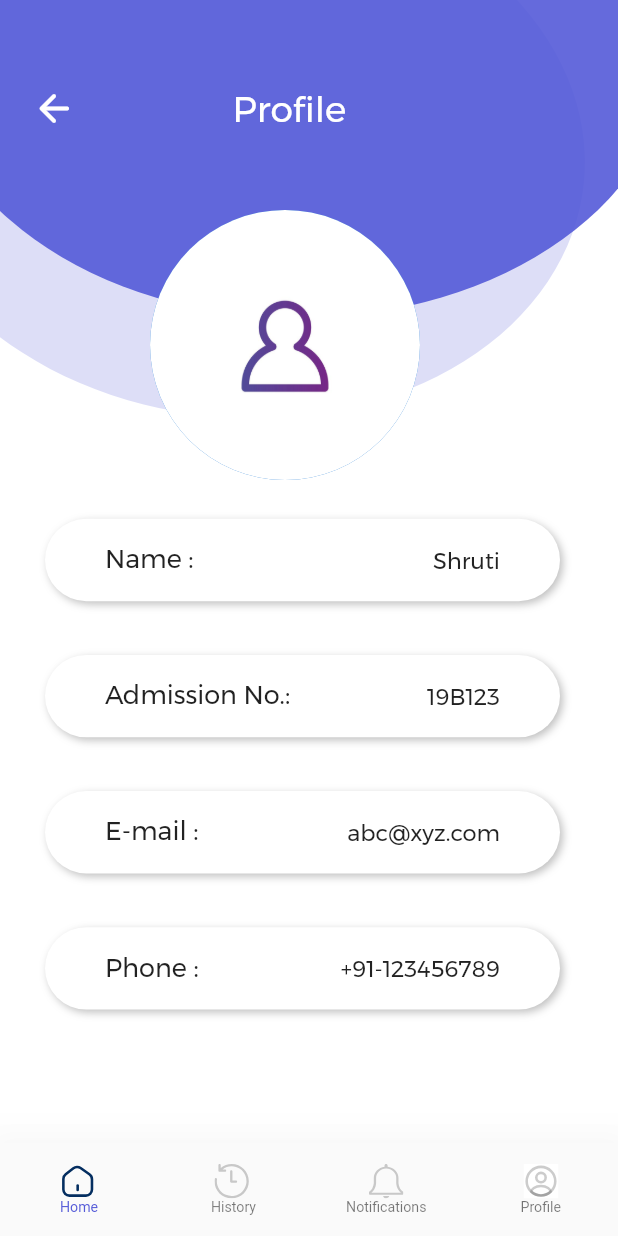
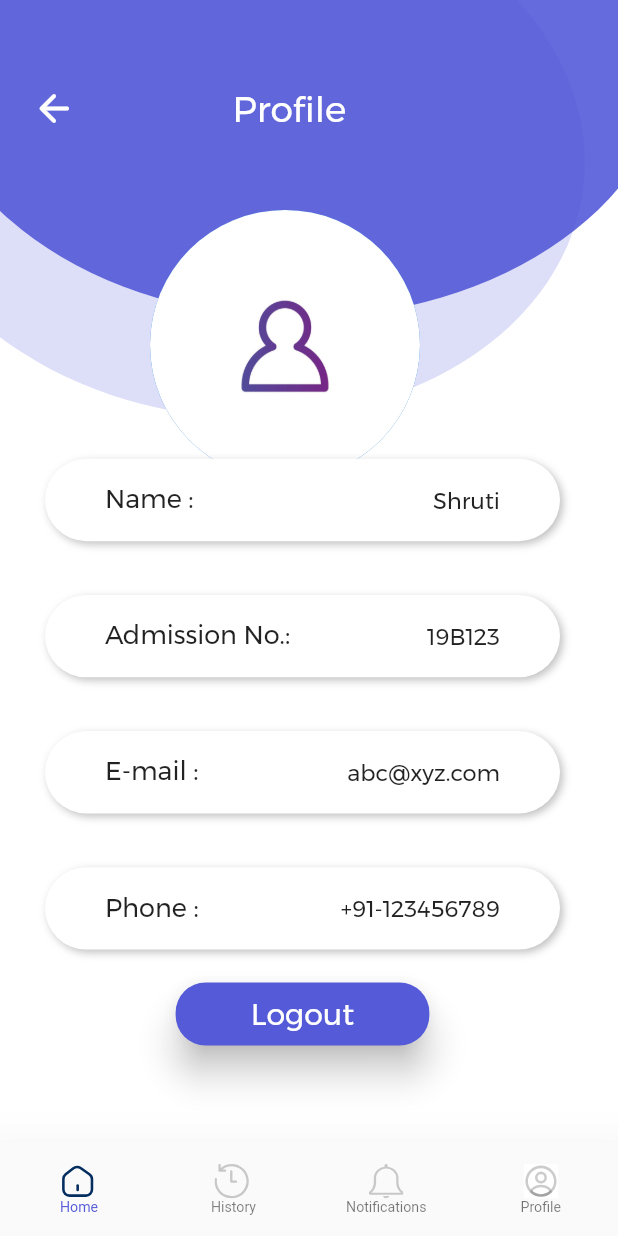
Before and after one commit to jyothir10/bibliotheca, a Flutter app: the ProfileScreen screen opened by its route, on a phone screen of 412 x 824 dp. Run offline on Flutter 3.47's test engine with Material 2 defaults, Android fonts, the phone set to English and light mode, and no system bars; our stand-ins replace cloud_firestore, firebase_auth, firebase_core, flutter_svg, modal_progress_hud_nsn, shared_preferences; missing offline and left inert: blobs; accounts and stored records are empty; Roboto replaces fonts that are missing (SFUIText).

Commit message:
profile screen updation

```diff
--- a/lib/Screens/profile_screen.dart
+++ b/lib/Screens/profile_screen.dart
@@ -1,5 +1,6 @@
 import 'dart:math' as math;
 
+import 'package:bibliotheca/Components/BlueButton.dart';
 import 'package:bibliotheca/Components/prop-value_text.dart';
 import 'package:bibliotheca/Components/prop-value_widget.dart';
 import 'package:flutter/material.dart';
@@ -94,13 +95,15 @@ class _ProfileScreenState extends State<ProfileScreen> {
             ),
           ),
           Positioned(
-            top: 310,
+            top: 270,
             left: 30,
             child: SafeArea(
               child: Container(
                 width: MediaQuery.of(context).size.width / 1.2,
                 height: double.maxFinite,
-                child: ListView.builder(
+                child: Column(
+                  children: [
+                    ListView.builder(
                         shrinkWrap: true,
                         itemCount: property.length,
                         itemBuilder: (BuildContext context, int index) {
@@ -110,6 +113,17 @@ class _ProfileScreenState extends State<ProfileScreen> {
                             widget2: value[index],
                           ));
                         }),
+                    Padding(
+                      padding: const EdgeInsets.only(top: 18),
+                      child: BlueButton(
+                        text: "Logout",
+                        width: MediaQuery.of(context).size.width * .43,
+                        onTap: () {},
+                        Colour: 0xff545ad8,
+                      ),
+                    )
+                  ],
+                ),
               ),
             ),
           )
--- a/lib/main.dart
+++ b/lib/main.dart
@@ -42,7 +42,7 @@ class MyApp extends StatelessWidget {
               ),
         ),
         debugShowCheckedModeBanner: false,
-        initialRoute: LoginScreen.id,
+        initialRoute: ProfileScreen.id,
         routes: {
           SplashScreen.id: (context) => SplashScreen(),
           OnboardingScreen.id: (context) => OnboardingScreen(),
```
Lines whose indentation alone changed are shown as unchanged.
